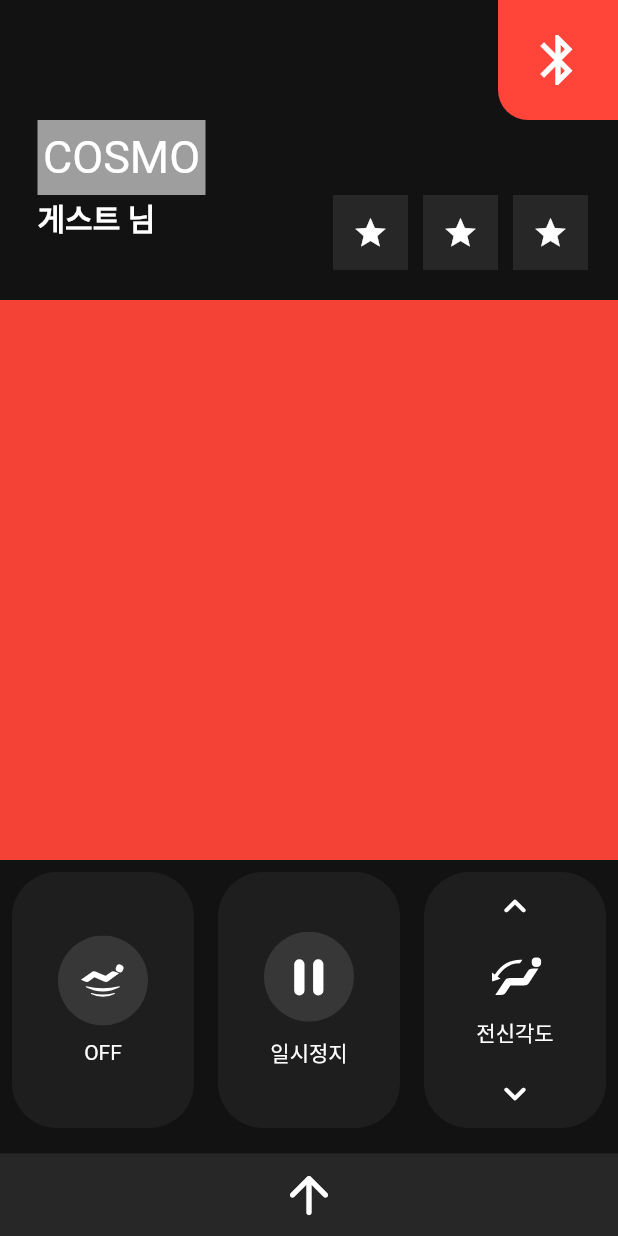
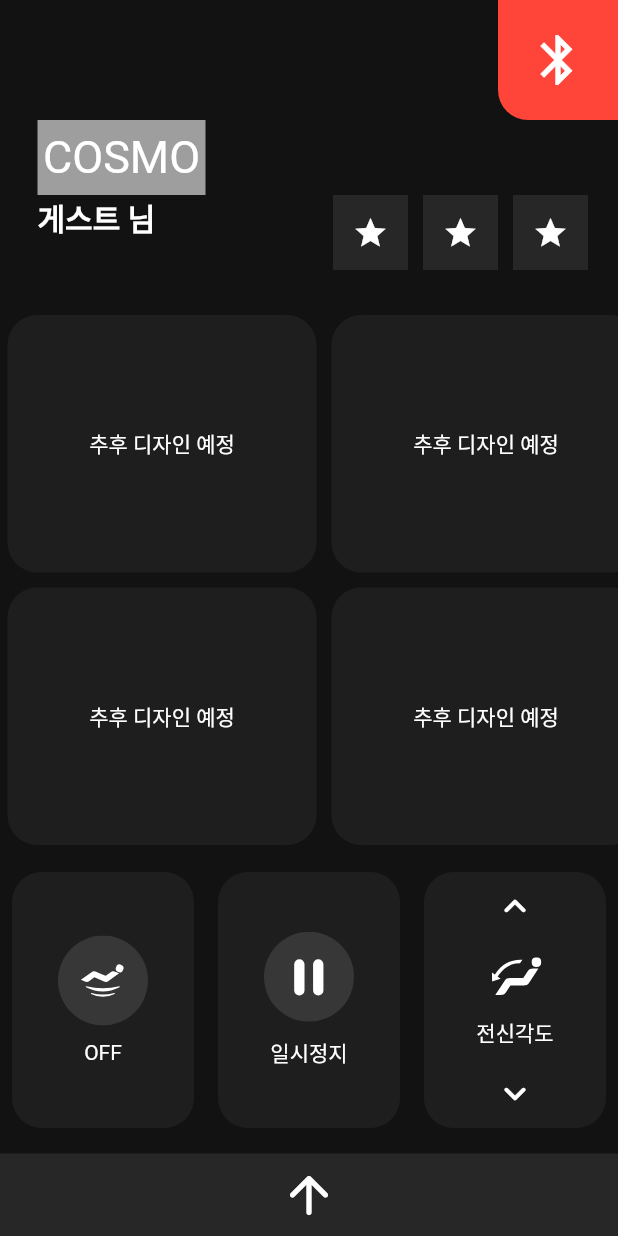
Before and after one commit to redhotsixbull/fiveinch-remote-app, a Flutter app: the screen it shows after launch, on a phone screen of 412 x 824 dp. Run offline on Flutter 3.47's test engine with Material 2 defaults, Android fonts, the phone set to English and light mode, and no system bars; our stand-ins replace flutter_svg, local_auth; missing offline and left inert: pattern_lock.

Commit message:
complete easy mode ui

```diff
--- a/lib/main_page.dart
+++ b/lib/main_page.dart
@@ -29,7 +29,7 @@ class _MainPageState extends State<MainPage> {
               SizedBox(
                 height: 20,
               ),
-              isBasic ? mainSector(heightV) : easyMode(heightV),
+              isBasic ? mainSector(heightV) : easyMode(heightV,widthV),
             ],
           ),
         ),
@@ -156,7 +156,7 @@ class _MainPageState extends State<MainPage> {
     );
   }
 
-  Widget easyMode(double heightV) {
+  Widget easyMode(double heightV,double widthV) {
     return Container(
         width: double.infinity,
         height: heightV - 264,
@@ -165,7 +165,7 @@ class _MainPageState extends State<MainPage> {
             Container(
               width: double.infinity,
               height: (heightV - 264) * 2 / 3,
-              color: Colors.red,
+              child: _easyModeCategoryList((heightV - 264) * 2 / 3,widthV),
             ),
             Container(
                 width: double.infinity,
@@ -257,6 +257,55 @@ class _MainPageState extends State<MainPage> {
     );
   }
 
+  Widget _easyModeCategoryList(double heightV, double widthV){
+    return ListView(
+      scrollDirection: Axis.horizontal,
+      children: [
+        _easyModeCategoryCardColumn(heightV,widthV),
+        _easyModeCategoryCardColumn(heightV,widthV),
+        _easyModeCategoryCardColumn(heightV,widthV),
+        _easyModeCategoryCardColumn(heightV,widthV),
+        _easyModeCategoryCardColumn(heightV,widthV),
+        _easyModeCategoryCardColumn(heightV,widthV),
+
+      ],
+    );
+  }
+
+  Widget _easyModeCategoryCardColumn(double heightV, double widthV){
+    return Padding(
+      padding: const EdgeInsets.fromLTRB(5, 10, 5, 10),
+      child: Container(
+        width: widthV/2,
+        height: heightV/2,
+        child: Column(
+          children: [
+            Expanded(
+                flex: 1,
+                child: _easyModeCategoryCard()
+            ),
+            SizedBox(
+              height: 10,
+            ),
+            Expanded(
+              flex: 1,
+              child: _easyModeCategoryCard()
+            ),
+          ],
+        ),
+      ),
+    );
+  }
+
+  Widget _easyModeCategoryCard(){
+    return Container(
+      decoration: buttonDesign.easyModeButtonDesign(),
+      child: Center(
+        child: Text("추후 디자인 예정"),
+      ),
+    );
+  }
+
   Widget _categoryList() {
     return ListView(
       scrollDirection: Axis.vertical,
--- a/lib/theme/button_design.dart
+++ b/lib/theme/button_design.dart
@@ -12,7 +12,7 @@ class ButtonDesign{
     return BoxDecoration(
       color: Color(0xFF1e1e1e),
       borderRadius: BorderRadius.all(
-        Radius.circular(30.0),
+        Radius.circular(20.0),
       ),
     );
   }
```
